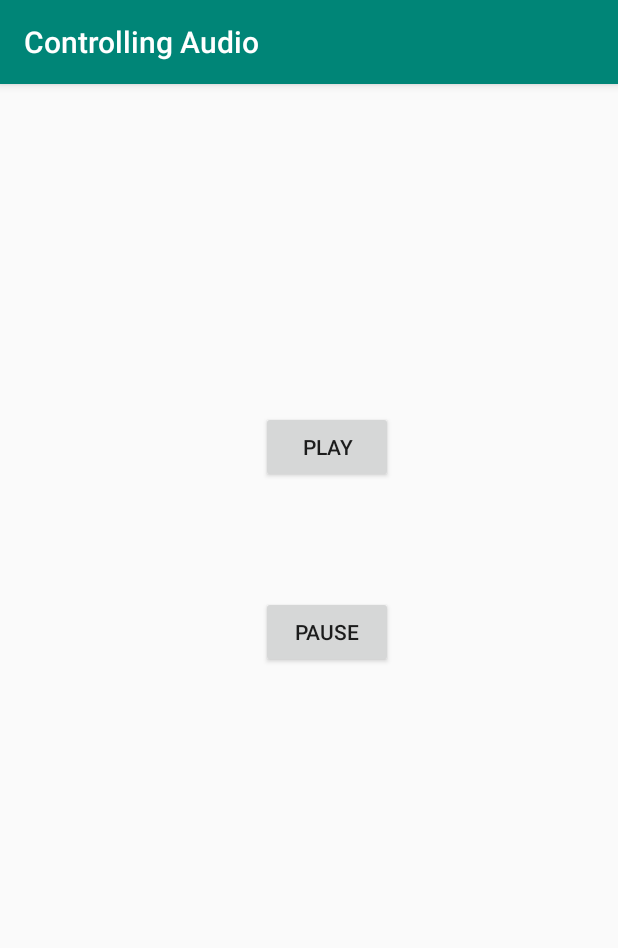
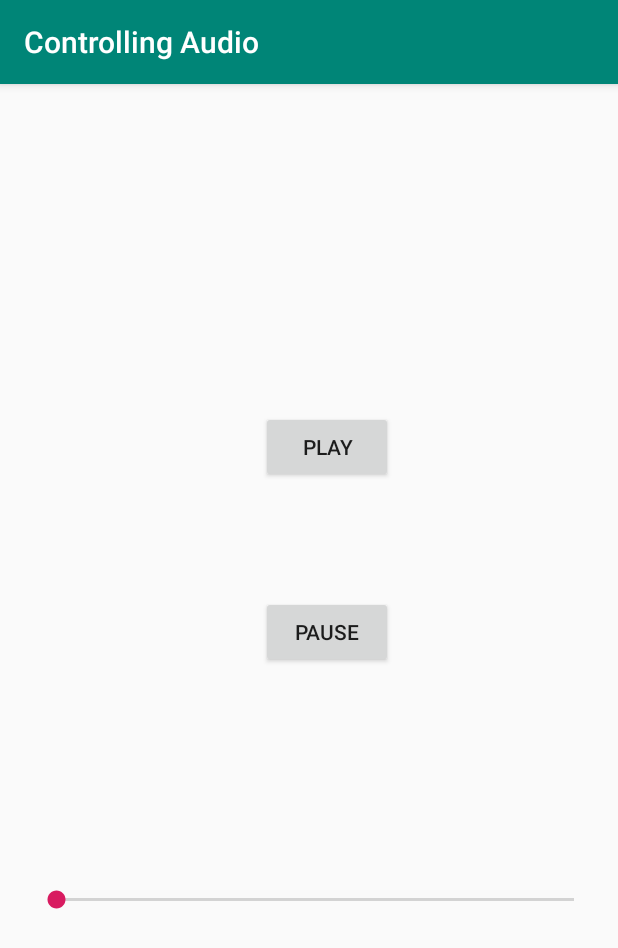
Before and after one commit to i-l-l-u-s-i-o-n/Android-Oreo-Development, an Android app: the screen it shows after launch (MainActivity), on a phone screen of 412 x 824 dp. Shown: the top 948 px of the screen. Run offline under Robolectric (Android 15) with nearby library versions, the light colour scheme and no system bars.

Commit message:
Added volume seek bar

```diff
--- a/ControllingAudio/app/src/main/java/shivam/com/MainActivity.java
+++ b/ControllingAudio/app/src/main/java/shivam/com/MainActivity.java
@@ -1,13 +1,19 @@
 package shivam.com;
 
+import android.media.AudioManager;
 import android.media.MediaPlayer;
 import android.support.v7.app.AppCompatActivity;
 import android.os.Bundle;
 import android.view.View;
+import android.widget.SeekBar;
 
 public class MainActivity extends AppCompatActivity {
 
+    // It is used to use the Audio in our app.
     MediaPlayer mediaPlayer;
+
+    // It is used to control the volume.
+    AudioManager audioManager;
 
     @Override
     protected void onCreate(Bundle savedInstanceState) {
@@ -16,6 +22,48 @@ public class MainActivity extends AppCompatActivity {
 
         // when the app opens, we create a media player.
         mediaPlayer=MediaPlayer.create(this,R.raw.sample);
+
+
+        // when the app opens, we need to create the audioManager so as to control the audio!
+        audioManager=(AudioManager)getSystemService(AUDIO_SERVICE);
+
+        SeekBar volumeControl=findViewById(R.id.seekBar);
+
+        // Since the max volume changes from device to device.
+        // So we have to first find the max volume of the particular device using AudioManager.
+        int maxVolume=audioManager.getStreamMaxVolume(AudioManager.STREAM_MUSIC);
+
+        // Now we set the max volume to the seek bar.
+        volumeControl.setMax(maxVolume);
+
+
+        // Getting the current volume of system.
+        int currentVolume=audioManager.getStreamVolume(AudioManager.STREAM_MUSIC);
+
+        // Setting the slider to the current volume.
+        volumeControl.setProgress(currentVolume);
+
+
+        // Here we are configuring the seekBar to adjust the volume.
+        volumeControl.setOnSeekBarChangeListener(new SeekBar.OnSeekBarChangeListener() {
+            @Override
+            public void onProgressChanged(SeekBar seekBar, int progress, boolean fromUser) {
+
+                // Setting the audio as per the value of slider
+                audioManager.setStreamVolume(AudioManager.STREAM_MUSIC,progress,0);
+
+            }
+
+            @Override
+            public void onStartTrackingTouch(SeekBar seekBar) {
+
+            }
+
+            @Override
+            public void onStopTrackingTouch(SeekBar seekBar) {
+
+            }
+        });
 
     }
 
--- a/ControllingAudio/app/src/main/res/layout/activity_main.xml
+++ b/ControllingAudio/app/src/main/res/layout/activity_main.xml
@@ -35,4 +35,17 @@
         app:layout_constraintEnd_toEndOf="parent"
         app:layout_constraintStart_toStartOf="parent"
         app:layout_constraintTop_toBottomOf="@+id/button" />
+
+    <SeekBar
+        android:id="@+id/seekBar"
+        android:layout_width="377dp"
+        android:layout_height="46dp"
+        android:layout_marginStart="21dp"
+        android:layout_marginLeft="21dp"
+        android:layout_marginTop="132dp"
+        android:layout_marginEnd="13dp"
+        android:layout_marginRight="13dp"
+        app:layout_constraintEnd_toEndOf="parent"
+        app:layout_constraintStart_toStartOf="parent"
+        app:layout_constraintTop_toBottomOf="@+id/button2" />
 </android.support.constraint.ConstraintLayout>
```
